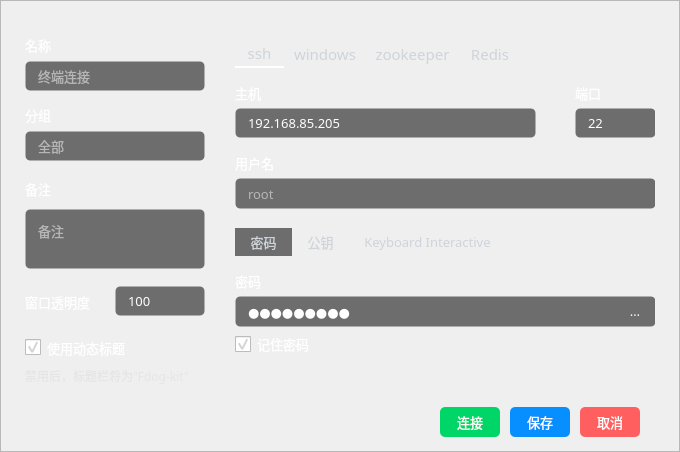
Old version of the form source/createconnect.ui in the repository HuaGouFdog/Fdog-Kit.
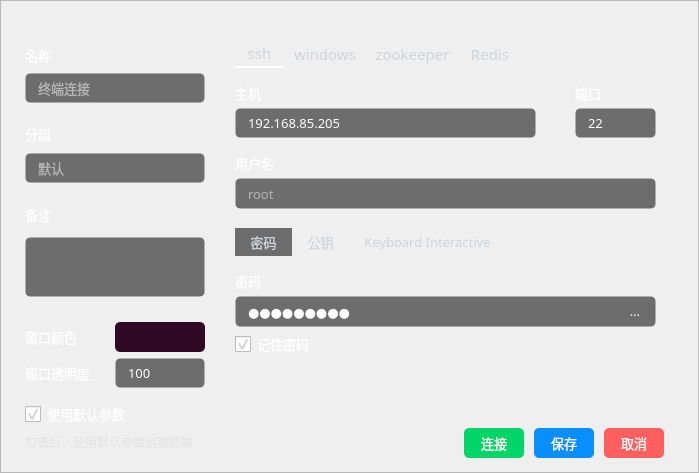
New version of the form. Icons and pictures are not drawn.

```diff
--- a/source/createconnect.ui
+++ b/source/createconnect.ui
@@ -6,8 +6,8 @@
    <rect>
     <x>0</x>
     <y>0</y>
-    <width>680</width>
-    <height>452</height>
+    <width>699</width>
+    <height>473</height>
    </rect>
   </property>
   <property name="sizePolicy">
@@ -101,6 +101,9 @@
          <property name="rightMargin">
           <number>15</number>
          </property>
+         <property name="bottomMargin">
+          <number>0</number>
+         </property>
          <item>
           <widget class="QWidget" name="widget_body_left" native="true">
            <property name="minimumSize">
@@ -117,7 +120,7 @@
            </property>
            <layout class="QVBoxLayout" name="verticalLayout_3">
             <property name="spacing">
-             <number>10</number>
+             <number>0</number>
             </property>
             <property name="leftMargin">
              <number>9</number>
@@ -136,13 +139,13 @@
               <property name="minimumSize">
                <size>
                 <width>180</width>
-                <height>60</height>
+                <height>70</height>
                </size>
               </property>
               <property name="maximumSize">
                <size>
                 <width>180</width>
-                <height>60</height>
+                <height>70</height>
                </size>
               </property>
               <property name="styleSheet">
@@ -162,7 +165,7 @@
                 <number>0</number>
                </property>
                <property name="bottomMargin">
-                <number>0</number>
+                <number>4</number>
                </property>
                <item>
                 <widget class="QLabel" name="widget_name_label_name">
@@ -235,13 +238,13 @@
               <property name="minimumSize">
                <size>
                 <width>180</width>
-                <height>60</height>
+                <height>70</height>
                </size>
               </property>
               <property name="maximumSize">
                <size>
                 <width>180</width>
-                <height>60</height>
+                <height>70</height>
                </size>
               </property>
               <property name="styleSheet">
@@ -261,7 +264,7 @@
                 <number>0</number>
                </property>
                <property name="bottomMargin">
-                <number>0</number>
+                <number>1</number>
                </property>
                <item>
                 <widget class="QLabel" name="widget_group_label_group">
@@ -319,7 +322,7 @@
                   <string/>
                  </property>
                  <property name="placeholderText">
-                  <string>全部</string>
+                  <string>默认</string>
                  </property>
                 </widget>
                </item>
@@ -327,17 +330,17 @@
              </widget>
             </item>
             <item>
-             <widget class="QWidget" name="widget_group_2" native="true">
+             <widget class="QWidget" name="widget_remark" native="true">
               <property name="minimumSize">
                <size>
                 <width>180</width>
-                <height>100</height>
+                <height>110</height>
                </size>
               </property>
               <property name="maximumSize">
                <size>
                 <width>180</width>
-                <height>100</height>
+                <height>110</height>
                </size>
               </property>
               <property name="styleSheet">
@@ -357,10 +360,10 @@
                 <number>0</number>
                </property>
                <property name="bottomMargin">
-                <number>0</number>
+                <number>4</number>
                </property>
                <item>
-                <widget class="QLabel" name="widget_group_label_group_2">
+                <widget class="QLabel" name="widget_remark_label_remark">
                  <property name="minimumSize">
                   <size>
                    <width>0</width>
@@ -385,7 +388,7 @@
                 </widget>
                </item>
                <item>
-                <widget class="QLineEdit" name="widget_group_lineEdit_group_data_2">
+                <widget class="QLineEdit" name="widget_remark_lineEdit_remark_data">
                  <property name="minimumSize">
                   <size>
                    <width>0</width>
@@ -417,7 +420,7 @@
                   <set>Qt::AlignLeading|Qt::AlignLeft|Qt::AlignTop</set>
                  </property>
                  <property name="placeholderText">
-                  <string>备注</string>
+                  <string/>
                  </property>
                 </widget>
                </item>
@@ -429,16 +432,19 @@
               <property name="minimumSize">
                <size>
                 <width>0</width>
-                <height>50</height>
+                <height>80</height>
                </size>
               </property>
               <property name="maximumSize">
                <size>
                 <width>16777215</width>
-                <height>50</height>
+                <height>80</height>
                </size>
               </property>
               <layout class="QVBoxLayout" name="verticalLayout_7">
+               <property name="spacing">
+                <number>0</number>
+               </property>
                <property name="leftMargin">
                 <number>0</number>
                </property>
@@ -462,10 +468,10 @@
                  <property name="maximumSize">
                   <size>
                    <width>200</width>
-                   <height>35</height>
+                   <height>30</height>
                   </size>
                  </property>
-                 <layout class="QHBoxLayout" name="horizontalLayout_5">
+                 <layout class="QHBoxLayout" name="horizontalLayout_7">
                   <property name="spacing">
                    <number>5</number>
                   </property>
@@ -502,12 +508,114 @@
                      </font>
                     </property>
                     <property name="text">
+                     <string>窗口颜色</string>
+                    </property>
+                   </widget>
+                  </item>
+                  <item>
+                   <widget class="QToolButton" name="toolButton_color">
+                    <property name="minimumSize">
+                     <size>
+                      <width>90</width>
+                      <height>30</height>
+                     </size>
+                    </property>
+                    <property name="maximumSize">
+                     <size>
+                      <width>90</width>
+                      <height>30</height>
+                     </size>
+                    </property>
+                    <property name="styleSheet">
+                     <string notr="true">QToolButton {
+	color: rgb(255, 255, 255);
+	
+	background-color: rgb(48, 10, 36);
+	border-radius: 5px;
+}
+
+QToolButton::menu-indicator { 
+	image: None;
+}</string>
+                    </property>
+                    <property name="text">
+                     <string/>
+                    </property>
+                   </widget>
+                  </item>
+                  <item>
+                   <spacer name="widget_color_horizontalSpacer_color">
+                    <property name="orientation">
+                     <enum>Qt::Horizontal</enum>
+                    </property>
+                    <property name="sizeHint" stdset="0">
+                     <size>
+                      <width>40</width>
+                      <height>20</height>
+                     </size>
+                    </property>
+                   </spacer>
+                  </item>
+                 </layout>
+                </widget>
+               </item>
+               <item>
+                <widget class="QWidget" name="widget_transparent" native="true">
+                 <property name="minimumSize">
+                  <size>
+                   <width>200</width>
+                   <height>30</height>
+                  </size>
+                 </property>
+                 <property name="maximumSize">
+                  <size>
+                   <width>200</width>
+                   <height>30</height>
+                  </size>
+                 </property>
+                 <layout class="QHBoxLayout" name="horizontalLayout_5">
+                  <property name="spacing">
+                   <number>5</number>
+                  </property>
+                  <property name="leftMargin">
+                   <number>0</number>
+                  </property>
+                  <property name="topMargin">
+                   <number>0</number>
+                  </property>
+                  <property name="rightMargin">
+                   <number>0</number>
+                  </property>
+                  <property name="bottomMargin">
+                   <number>0</number>
+                  </property>
+                  <item>
+                   <widget class="QLabel" name="widget_transparent_label_color">
+                    <property name="minimumSize">
+                     <size>
+                      <width>85</width>
+                      <height>0</height>
+                     </size>
+                    </property>
+                    <property name="maximumSize">
+                     <size>
+                      <width>85</width>
+                      <height>16777215</height>
+                     </size>
+                    </property>
+                    <property name="font">
+                     <font>
+                      <family>OPPOSans B</family>
+                      <pointsize>10</pointsize>
+                     </font>
+                    </property>
+                    <property name="text">
                      <string>窗口透明度</string>
                     </property>
                    </widget>
                   </item>
                   <item>
-                   <widget class="QLineEdit" name="lineEdit">
+                   <widget class="QLineEdit" name="lineEdit_transparent">
                     <property name="minimumSize">
                      <size>
                       <width>90</width>
@@ -539,7 +647,7 @@
                    </widget>
                   </item>
                   <item>
-                   <spacer name="widget_color_horizontalSpacer_color">
+                   <spacer name="widget_transparent_horizontalSpacer_color">
                     <property name="orientation">
                      <enum>Qt::Horizontal</enum>
                     </property>
@@ -561,13 +669,13 @@
              <widget class="QWidget" name="widget_dynamic_title" native="true">
               <property name="minimumSize">
                <size>
-                <width>200</width>
+                <width>180</width>
                 <height>50</height>
                </size>
               </property>
               <property name="maximumSize">
                <size>
-                <width>200</width>
+                <width>180</width>
                 <height>50</height>
                </size>
               </property>
@@ -585,7 +693,7 @@
                 <number>0</number>
                </property>
                <property name="bottomMargin">
-                <number>0</number>
+                <number>6</number>
                </property>
                <item>
                 <widget class="QCheckBox" name="widget_dynamic_title_checkBox">
@@ -613,7 +721,7 @@
 </string>
                  </property>
                  <property name="text">
-                  <string>使用动态标题</string>
+                  <string>使用默认参数</string>
                  </property>
                  <property name="checked">
                   <bool>true</bool>
@@ -647,7 +755,7 @@
                   <string notr="true">color: rgba(223, 223, 223, 150);</string>
                  </property>
                  <property name="text">
-                  <string>禁用后，标题栏将为&quot;Fdog-kit&quot;</string>
+                  <string>勾选后，使用默认参数创建终端</string>
                  </property>
                 </widget>
                </item>
@@ -2210,12 +2318,6 @@
               </widget>
              </widget>
             </item>
-           </layout>
-          </widget>
-         </item>
-        </layout>
-       </widget>
-      </item>
       <item>
        <widget class="QWidget" name="widget_bottom" native="true">
         <property name="minimumSize">
@@ -2239,13 +2341,13 @@
           <number>10</number>
          </property>
          <property name="leftMargin">
-          <number>9</number>
+                <number>0</number>
          </property>
          <property name="topMargin">
           <number>0</number>
          </property>
          <property name="rightMargin">
-          <number>9</number>
+                <number>0</number>
          </property>
          <property name="bottomMargin">
           <number>0</number>
@@ -2422,11 +2524,17 @@
            </property>
            <property name="sizeHint" stdset="0">
             <size>
-             <width>30</width>
+                   <width>10</width>
              <height>20</height>
             </size>
            </property>
           </spacer>
+               </item>
+              </layout>
+             </widget>
+            </item>
+           </layout>
+          </widget>
          </item>
         </layout>
        </widget>
```
Lines whose indentation alone changed are shown as unchanged.
